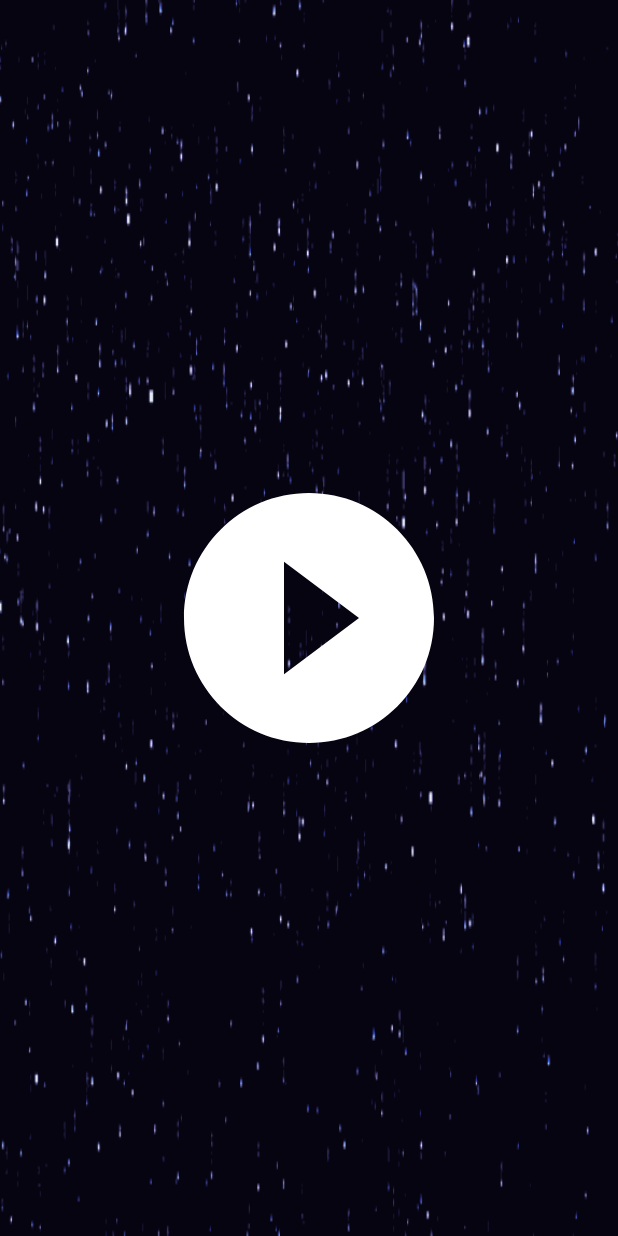
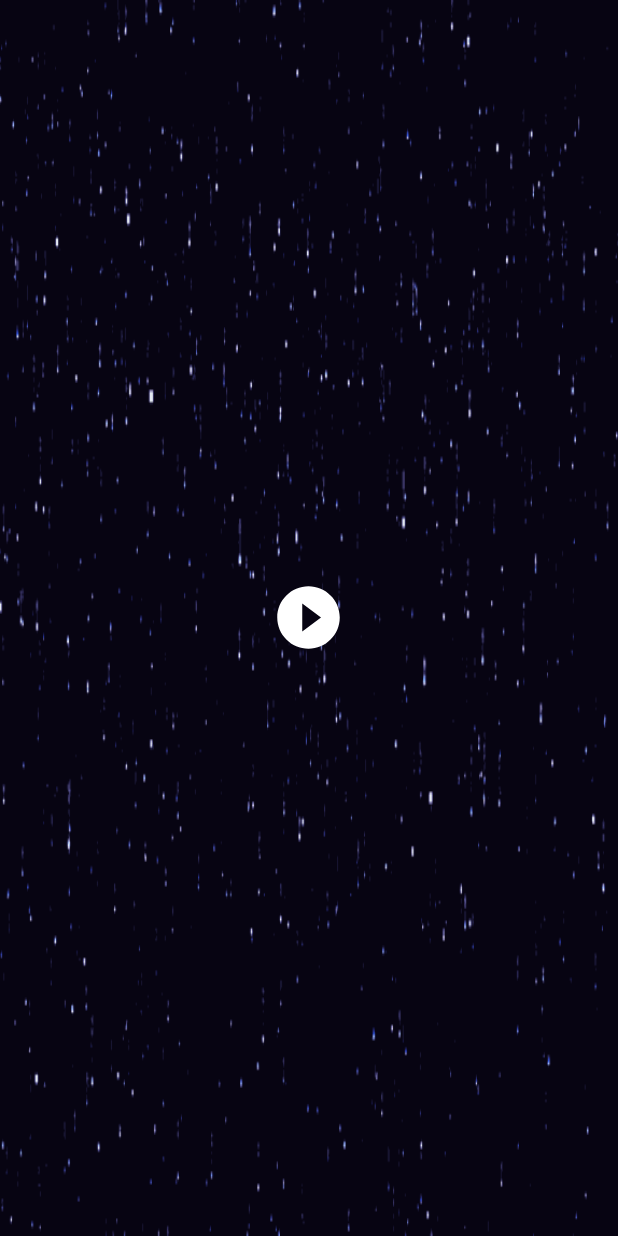
Before and after one commit to SysoevAlx/MyGame, an Android app: the screen it shows after launch (MainActivity), on a phone screen of 412 x 824 dp. Run offline under Robolectric (Android 15) with nearby library versions, the phone set to English and light mode, and no system bars.

Commit message:
Поменял иконку деду

```diff
--- a/app/src/main/res/layout/activity_main.xml
+++ b/app/src/main/res/layout/activity_main.xml
@@ -14,8 +14,8 @@
 
     <ImageView
         android:id="@+id/playb"
-        android:layout_width="200dp"
-        android:layout_height="200dp"
+        android:layout_width="50dp"
+        android:layout_height="50dp"
         android:layout_centerInParent="true"
         android:src="@drawable/playbutton"/>
 </RelativeLayout>
```
